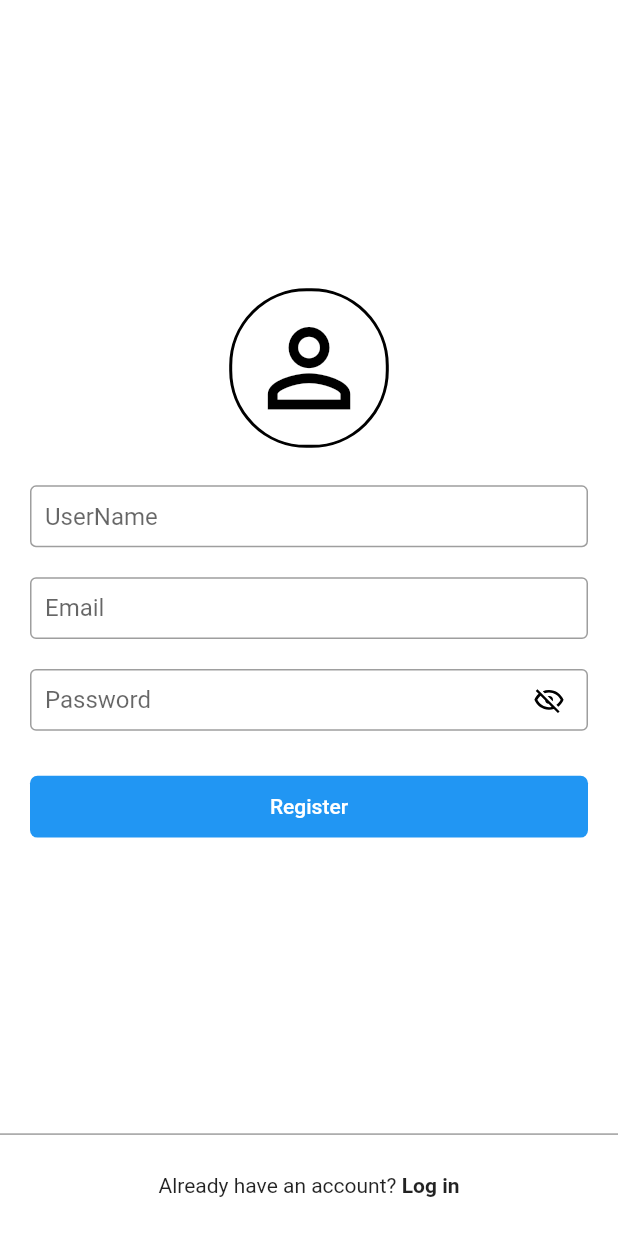
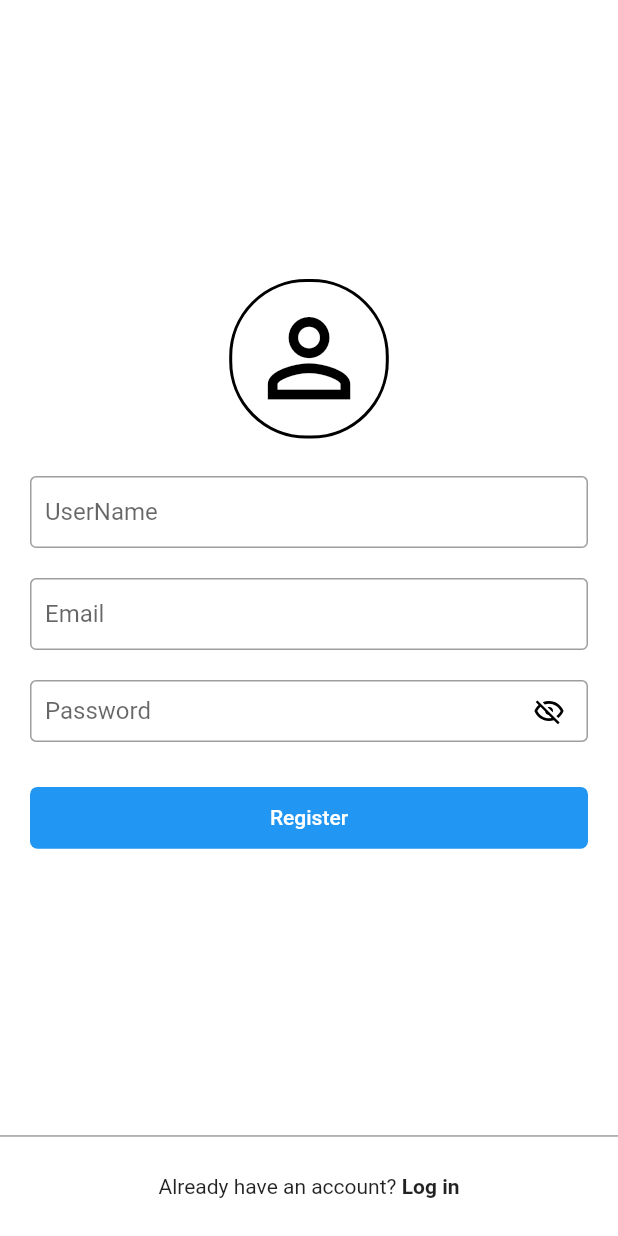
Before and after one commit to anshikamittal25/chat_app, a Flutter app: the RegisterPage screen opened directly, on a phone screen of 412 x 824 dp. Run offline on Flutter 3.47's test engine with Material 2 defaults, Android fonts, the phone set to English and light mode, and no system bars; our stand-ins replace cloud_firestore, email_validator, firebase_auth, firebase_core, flutter_svg, shared_preferences; accounts and stored records are empty.

Commit message:
:tada: fixed bugs

```diff
--- a/lib/pages/home_page/feed_page.dart
+++ b/lib/pages/home_page/feed_page.dart
@@ -1,7 +1,7 @@
 import 'package:flutter/cupertino.dart';
 import 'package:flutter/material.dart';
 import 'package:instagram_clone/data/feed_posts.dart';
-import 'file:///C:/Users/lenovo/AndroidStudioProjects/instagram_clone/lib/pages/message_screen/message_page.dart';
+import 'package:instagram_clone/pages/message_screen/message_page.dart';
 import 'package:instagram_clone/tiles/post_tile.dart';
 
 class FeedPage extends StatefulWidget {
--- a/lib/pages/landing_page.dart
+++ b/lib/pages/landing_page.dart
@@ -2,7 +2,7 @@ import 'package:firebase_core/firebase_core.dart';
 import 'package:flutter/cupertino.dart';
 import 'package:flutter/material.dart';
 import 'package:instagram_clone/pages/login_page.dart';
-import 'file:///C:/Users/lenovo/AndroidStudioProjects/instagram_clone/lib/pages/home_page/my_home_page.dart';
+import 'package:instagram_clone/pages/home_page/my_home_page.dart';
 import 'package:instagram_clone/services/shared_pref.dart';
 
 class LandingPage extends StatefulWidget {
--- a/lib/pages/register_page.dart
+++ b/lib/pages/register_page.dart
@@ -1,9 +1,7 @@
 import 'package:flutter/cupertino.dart';
 import 'package:flutter/material.dart';
 import 'package:flutter_svg/svg.dart';
-import 'file:///C:/Users/lenovo/AndroidStudioProjects/instagram_clone/lib/pages/home_page/feed_page.dart';
-import 'file:///C:/Users/lenovo/AndroidStudioProjects/instagram_clone/lib/pages/home_page/my_home_page.dart';
-import 'package:instagram_clone/pages/verify_email.dart';
+import 'package:instagram_clone/pages/home_page/my_home_page.dart';
 import 'package:instagram_clone/services/my_auth_class.dart';
 import 'package:email_validator/email_validator.dart';
 import 'package:instagram_clone/services/my_db_class.dart';
@@ -71,8 +69,6 @@ class _RegisterPageState extends State<RegisterPage> {
                     children: [
                       Padding(
                         padding: const EdgeInsets.fromLTRB(20.0, 10, 20, 10),
-                        child: Container(
-                          height: MediaQuery.of(context).size.height / 20,
                         child: TextFormField(
                           controller: _usernameController,
                           validator: (s) {
@@ -90,11 +86,8 @@ class _RegisterPageState extends State<RegisterPage> {
                           ),
                         ),
                       ),
-                      ),
                       Padding(
                         padding: const EdgeInsets.fromLTRB(20.0, 10, 20, 10),
-                        child: Container(
-                          height: MediaQuery.of(context).size.height / 20,
                         child: TextFormField(
                           keyboardType: TextInputType.emailAddress,
                           controller: _emailController,
@@ -112,7 +105,6 @@ class _RegisterPageState extends State<RegisterPage> {
                             border: OutlineInputBorder(
                                 borderSide:
                                     BorderSide(width: 1, color: Colors.grey)),
-                            ),
                           ),
                         ),
                       ),
```
Also changed, not shown: lib/pages/home_page/my_home_page.dart (+5 -5 lines), lib/pages/login_page.dart (+7 -3 lines). Lines whose indentation alone changed are shown as unchanged.
